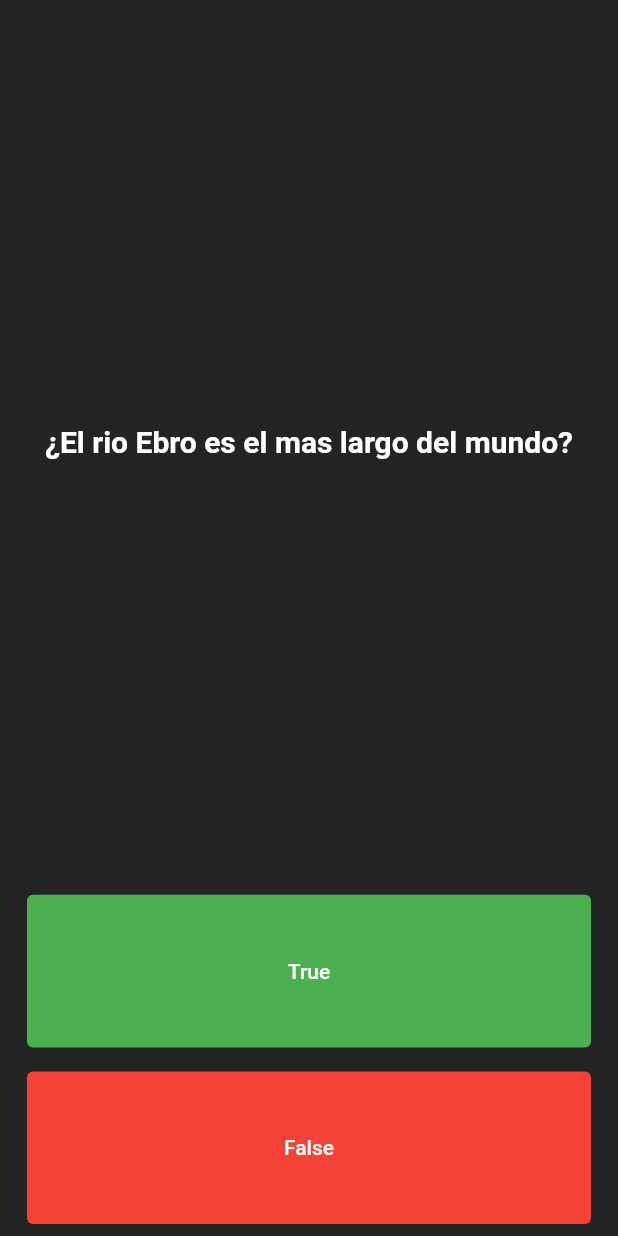
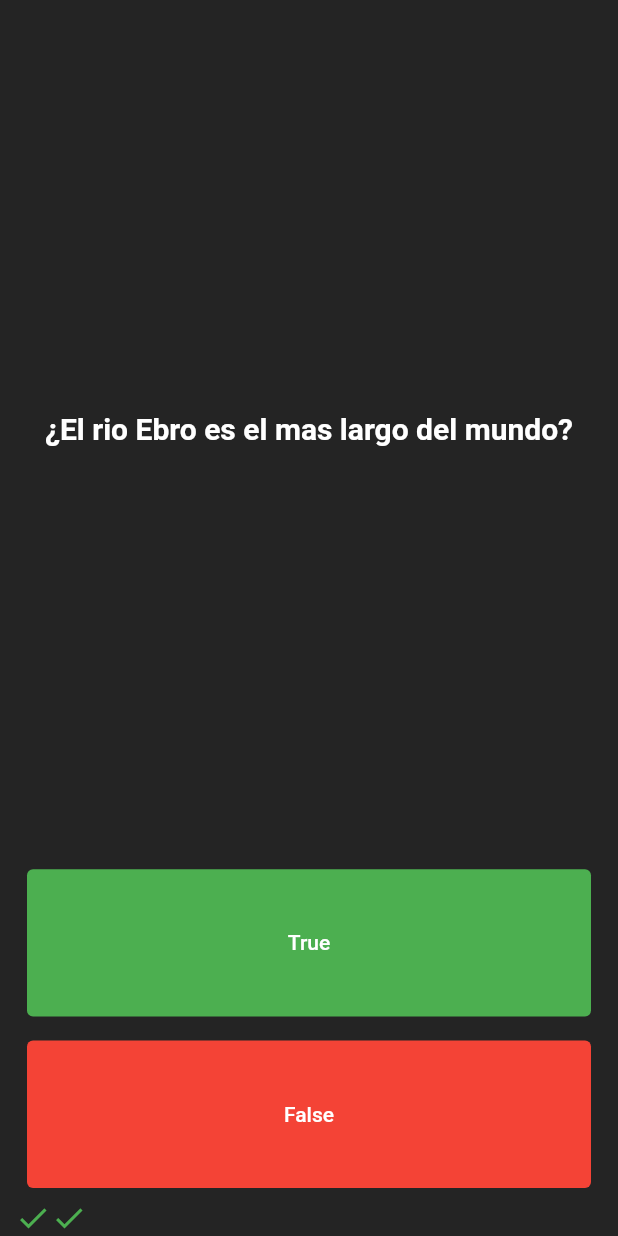
Before and after one commit to CocodriloFeliz/quizzler-app, a Flutter app: the screen it shows after launch, after a tap on "True", after a tap on "False", on a phone screen of 412 x 824 dp. Run offline on Flutter 3.47's test engine with Material 2 defaults, Android fonts, the phone set to English and light mode, and no system bars.

Commit message:
checktor answers added

```diff
--- a/lib/main.dart
+++ b/lib/main.dart
@@ -34,8 +34,25 @@ class QuizPage extends StatefulWidget {
 }
 
 class _QuizPageState extends State<QuizPage> {
+  List<Icon> reviewIcons = [];
+  void checkAnswer(bool userAnswer) {
+    bool correctAnswer = quizBrain.getAnswer();
+    setState(() {
+      if (correctAnswer == userAnswer) {
+        reviewIcons.add(const Icon(
+          Icons.check,
+          color: Colors.green,
+        ));
+      } else {
+        reviewIcons.add(const Icon(
+          Icons.close,
+          color: Colors.red,
+        ));
+      }
 
-  List <Icon> reviewIcons =[];
+      quizBrain.nextQuestion();
+    });
+  }
 
   @override
   Widget build(BuildContext context) {
@@ -63,15 +80,7 @@ class _QuizPageState extends State<QuizPage> {
                 backgroundColor: MaterialStateProperty.all(Colors.green),
               ),
               onPressed: () {
-                bool correctAnswer = quizBrain.getAnswer();
-                if(correctAnswer == true){
-                  print('Lo hizo bn pana rabit');
-                } else {
-                  print('Se equivoco pana rabit');
-                }
-                setState(() {
-                  quizBrain.nextQuestion();
-                });
+                checkAnswer(true);
               },
               child: const Text(
                 'True',
@@ -90,15 +99,7 @@ class _QuizPageState extends State<QuizPage> {
                 backgroundColor: MaterialStateProperty.all(Colors.red),
               ),
               onPressed: () {
-                bool correctAnswer = quizBrain.getAnswer();
-                if(correctAnswer == false){
-                  print('Lo hizo bn pana rabit');
-                } else {
-                  print('Se equivoco pana rabit');
-                }
-                setState(() {
-                  quizBrain.nextQuestion();
-                });
+                checkAnswer(false);
               },
               child: const Text(
                 'False',
@@ -109,7 +110,9 @@ class _QuizPageState extends State<QuizPage> {
             ),
           ),
         ),
-        Row()
+        Row(
+          children: reviewIcons,
+        )
       ],
     );
   }
```
